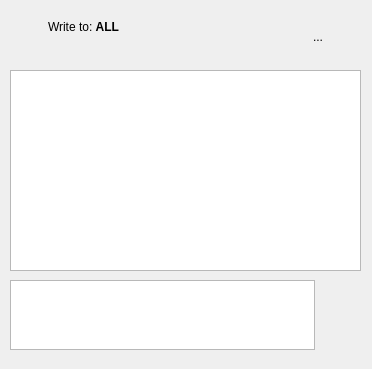
Qt form src/desktop/GuiChat.ui (hwgao/beebeep) before a commit.
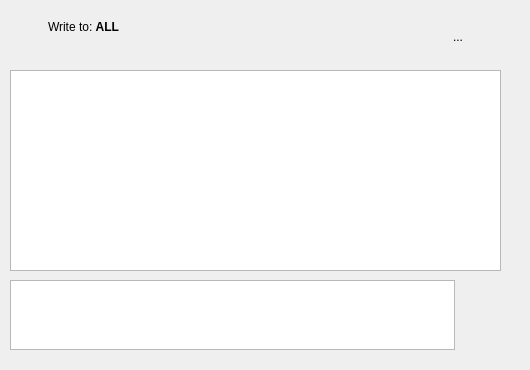
The same form after that commit. Icons and pictures are not drawn. Custom widgets are drawn as their Qt base class.

What changed in the file:
```diff
--- a/src/desktop/GuiChat.ui
+++ b/src/desktop/GuiChat.ui
@@ -6,8 +6,8 @@
    <rect>
     <x>0</x>
     <y>0</y>
-    <width>372</width>
-    <height>369</height>
+    <width>530</width>
+    <height>370</height>
    </rect>
   </property>
   <property name="sizePolicy">
@@ -24,7 +24,7 @@
     <rect>
      <x>10</x>
      <y>70</y>
-     <width>351</width>
+     <width>491</width>
      <height>201</height>
     </rect>
    </property>
@@ -49,7 +49,7 @@
     <rect>
      <x>10</x>
      <y>280</y>
-     <width>351</width>
+     <width>491</width>
      <height>70</height>
     </rect>
    </property>
@@ -157,7 +157,7 @@
     <rect>
      <x>10</x>
      <y>10</y>
-     <width>351</width>
+     <width>491</width>
      <height>34</height>
     </rect>
    </property>
```
